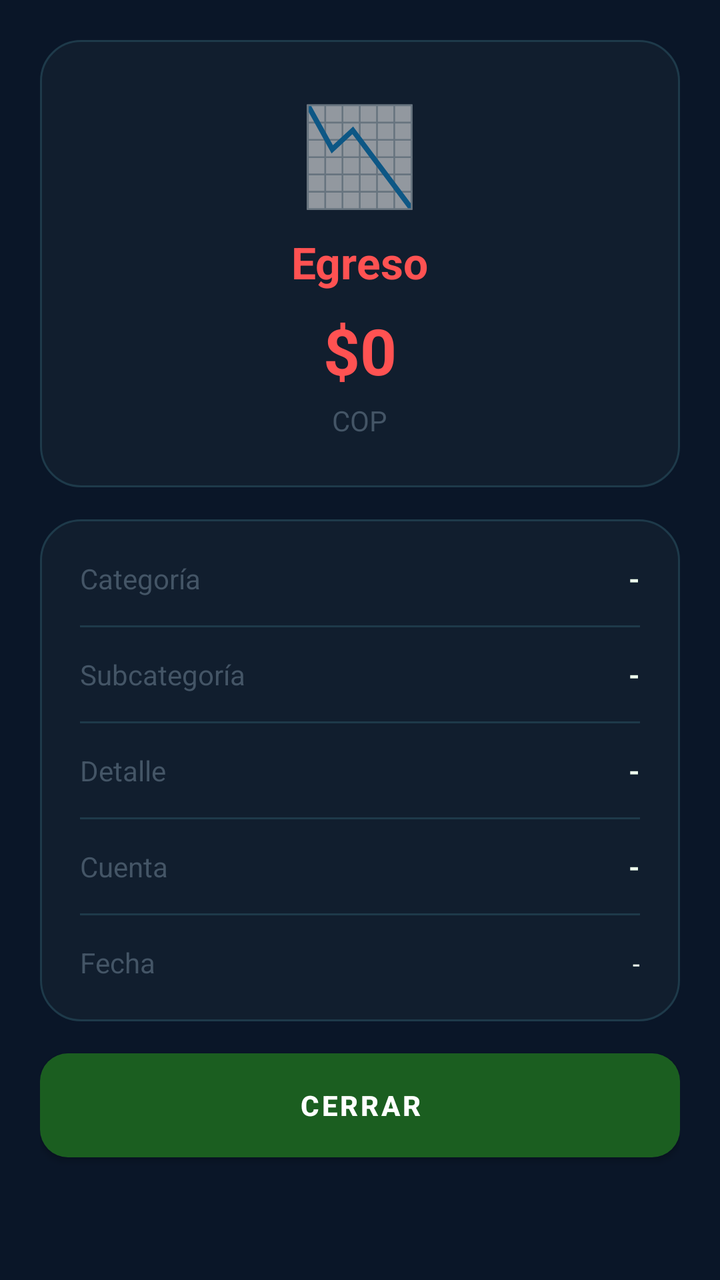
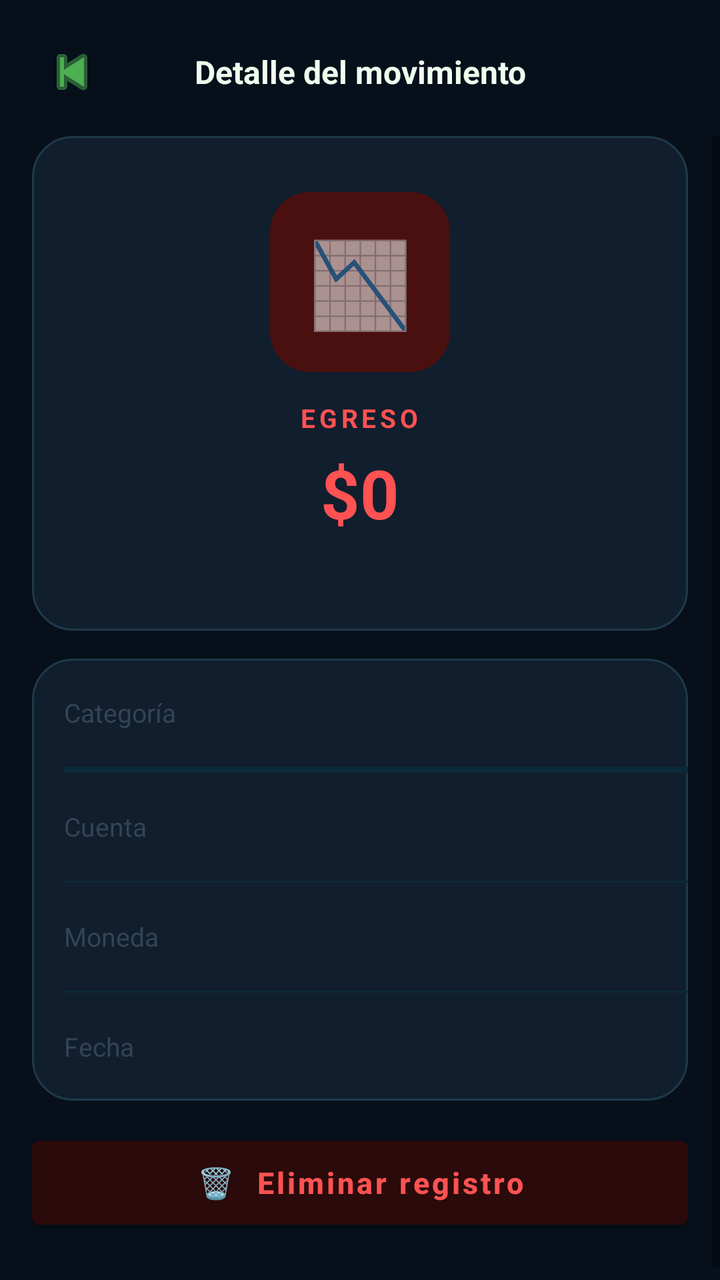

Two renders of the same Android screen: before a commit and after it. Below are the layout's source before the change and the commit's diff.
<!-- AndroidManifest.xml: application theme Theme.MiPrimeraApp -->
<!-- res/layout/activity_detalle_movimiento.xml -->
<?xml version="1.0" encoding="utf-8"?>
<LinearLayout xmlns:android="http://schemas.android.com/apk/res/android"
    android:layout_width="match_parent"
    android:layout_height="match_parent"
    android:orientation="vertical"
    android:background="#0A1628"
    android:padding="20dp">

    
    <LinearLayout android:layout_width="match_parent" android:layout_height="wrap_content"
        android:orientation="vertical" android:gravity="center"
        android:background="@drawable/finanzas_card_background"
        android:padding="24dp" android:layout_marginBottom="16dp">

        <TextView android:id="@+id/tvDetalleTipoEmoji"
            android:layout_width="wrap_content" android:layout_height="wrap_content"
            android:text="📉" android:textSize="48sp" android:layout_marginBottom="8dp"/>

        <TextView android:id="@+id/tvDetalleTipo"
            android:layout_width="wrap_content" android:layout_height="wrap_content"
            android:text="Egreso" android:textColor="#FF5252"
            android:textSize="22sp" android:textStyle="bold"/>

        <TextView android:id="@+id/tvDetalleValor"
            android:layout_width="wrap_content" android:layout_height="wrap_content"
            android:text="$0" android:textColor="#FF5252"
            android:textSize="32sp" android:textStyle="bold"
            android:layout_marginTop="8dp"/>

        <TextView android:id="@+id/tvDetalleMoneda"
            android:layout_width="wrap_content" android:layout_height="wrap_content"
            android:text="COP" android:textColor="#445566"
            android:textSize="14sp" android:layout_marginTop="4dp"/>
    </LinearLayout>

    
    <LinearLayout android:layout_width="match_parent" android:layout_height="wrap_content"
        android:orientation="vertical"
        android:background="@drawable/finanzas_card_background"
        android:padding="20dp" android:layout_marginBottom="16dp">

        
        <LinearLayout android:layout_width="match_parent" android:layout_height="wrap_content"
            android:orientation="horizontal" android:layout_marginBottom="14dp">
            <TextView android:layout_width="0dp" android:layout_height="wrap_content"
                android:layout_weight="1" android:text="Categoría"
                android:textColor="#445566" android:textSize="14sp"/>
            <TextView android:id="@+id/tvDetalleCategoria"
                android:layout_width="0dp" android:layout_height="wrap_content"
                android:layout_weight="1" android:text="-"
                android:textColor="#EEFFEE" android:textSize="14sp"
                android:textStyle="bold" android:gravity="end"/>
        </LinearLayout>

        <View android:layout_width="match_parent" android:layout_height="1dp"
            android:background="#1E3A4A" android:layout_marginBottom="14dp"/>

        <LinearLayout android:layout_width="match_parent" android:layout_height="wrap_content"
            android:orientation="horizontal" android:layout_marginBottom="14dp">
            <TextView android:layout_width="0dp" android:layout_height="wrap_content"
                android:layout_weight="1" android:text="Subcategoría"
                android:textColor="#445566" android:textSize="14sp"/>
            <TextView android:id="@+id/tvDetalleSubcat"
                android:layout_width="0dp" android:layout_height="wrap_content"
                android:layout_weight="1" android:text="-"
                android:textColor="#EEFFEE" android:textSize="14sp"
                android:textStyle="bold" android:gravity="end"/>
        </LinearLayout>

        <View android:layout_width="match_parent" android:layout_height="1dp"
            android:background="#1E3A4A" android:layout_marginBottom="14dp"/>

        <LinearLayout android:layout_width="match_parent" android:layout_height="wrap_content"
            android:orientation="horizontal" android:layout_marginBottom="14dp">
            <TextView android:layout_width="0dp" android:layout_height="wrap_content"
                android:layout_weight="1" android:text="Detalle"
                android:textColor="#445566" android:textSize="14sp"/>
            <TextView android:id="@+id/tvDetalleDetalle"
                android:layout_width="0dp" android:layout_height="wrap_content"
                android:layout_weight="1" android:text="-"
                android:textColor="#EEFFEE" android:textSize="14sp"
                android:textStyle="bold" android:gravity="end"/>
        </LinearLayout>

        <View android:layout_width="match_parent" android:layout_height="1dp"
            android:background="#1E3A4A" android:layout_marginBottom="14dp"/>

        <LinearLayout android:layout_width="match_parent" android:layout_height="wrap_content"
            android:orientation="horizontal" android:layout_marginBottom="14dp">
            <TextView android:layout_width="0dp" android:layout_height="wrap_content"
                android:layout_weight="1" android:text="Cuenta"
                android:textColor="#445566" android:textSize="14sp"/>
            <TextView android:id="@+id/tvDetalleCuenta"
                android:layout_width="0dp" android:layout_height="wrap_content"
                android:layout_weight="1" android:text="-"
                android:textColor="#EEFFEE" android:textSize="14sp"
                android:textStyle="bold" android:gravity="end"/>
        </LinearLayout>

        <View android:layout_width="match_parent" android:layout_height="1dp"
            android:background="#1E3A4A" android:layout_marginBottom="14dp"/>

        <LinearLayout android:layout_width="match_parent" android:layout_height="wrap_content"
            android:orientation="horizontal">
            <TextView android:layout_width="0dp" android:layout_height="wrap_content"
                android:layout_weight="1" android:text="Fecha"
                android:textColor="#445566" android:textSize="14sp"/>
            <TextView android:id="@+id/tvDetalleFecha"
                android:layout_width="0dp" android:layout_height="wrap_content"
                android:layout_weight="1" android:text="-"
                android:textColor="#EEFFEE" android:textSize="13sp"
                android:gravity="end"/>
        </LinearLayout>
    </LinearLayout>

    <Button android:id="@+id/btnCerrarDetalle"
        android:layout_width="match_parent" android:layout_height="52dp"
        android:text="CERRAR"
        android:textColor="#FFFFFF" android:textStyle="bold"
        android:background="@drawable/finanzas_btn_green"/>

</LinearLayout>
<!-- resources referenced by this layout -->
<resources>
  <!-- drawable finanzas_btn_green (drawable) -->
  <?xml version="1.0" encoding="utf-8"?>
  <shape xmlns:android="http://schemas.android.com/apk/res/android"
      android:shape="rectangle">
      <gradient
          android:startColor="#2E7D32"
          android:endColor="#1B5E20"
          android:angle="90" />
      <corners android:radius="14dp" />
  </shape>
  <!-- drawable finanzas_card_background (drawable) -->
  <?xml version="1.0" encoding="utf-8"?>
  <shape xmlns:android="http://schemas.android.com/apk/res/android"
      android:shape="rectangle">
      <solid android:color="#111E2E" />
      <corners android:radius="20dp" />
      <stroke android:width="1dp" android:color="#1E3A4A" />
  </shape>
  <style name="Theme.MiPrimeraApp" parent="Theme.MaterialComponents.DayNight.NoActionBar">
          <item name="colorPrimary">#1B5E20</item>
          <item name="colorPrimaryVariant">#2E7D32</item>
          <item name="colorOnPrimary">#FFFFFF</item>
          <item name="colorSecondary">#00BFA5</item>
          <item name="colorOnSecondary">#FFFFFF</item>
          <item name="android:statusBarColor">#0A1628</item>
          <item name="android:navigationBarColor">#0A1628</item>
          <item name="android:windowBackground">#0A1628</item>
      </style>
</resources>

<!-- the commit's change to res/layout/activity_detalle_movimiento.xml (unified diff, before → after) -->
@@ -1,122 +1,215 @@
 <?xml version="1.0" encoding="utf-8"?>
 <LinearLayout xmlns:android="http://schemas.android.com/apk/res/android"
+    xmlns:app="http://schemas.android.com/apk/res-auto"
     android:layout_width="match_parent"
     android:layout_height="match_parent"
     android:orientation="vertical"
-    android:background="#0A1628"
-    android:padding="20dp">
+    android:background="#060F1A">
 
     
-    <LinearLayout android:layout_width="match_parent" android:layout_height="wrap_content"
-        android:orientation="vertical" android:gravity="center"
-        android:background="@drawable/finanzas_card_background"
-        android:padding="24dp" android:layout_marginBottom="16dp">
-
-        <TextView android:id="@+id/tvDetalleTipoEmoji"
-            android:layout_width="wrap_content" android:layout_height="wrap_content"
-            android:text="📉" android:textSize="48sp" android:layout_marginBottom="8dp"/>
-
-        <TextView android:id="@+id/tvDetalleTipo"
-            android:layout_width="wrap_content" android:layout_height="wrap_content"
-            android:text="Egreso" android:textColor="#FF5252"
-            android:textSize="22sp" android:textStyle="bold"/>
-
-        <TextView android:id="@+id/tvDetalleValor"
-            android:layout_width="wrap_content" android:layout_height="wrap_content"
-            android:text="$0" android:textColor="#FF5252"
-            android:textSize="32sp" android:textStyle="bold"
-            android:layout_marginTop="8dp"/>
-
-        <TextView android:id="@+id/tvDetalleMoneda"
-            android:layout_width="wrap_content" android:layout_height="wrap_content"
-            android:text="COP" android:textColor="#445566"
-            android:textSize="14sp" android:layout_marginTop="4dp"/>
+    <LinearLayout
+        android:layout_width="match_parent"
+        android:layout_height="wrap_content"
+        android:orientation="horizontal"
+        android:gravity="center_vertical"
+        android:paddingStart="16dp"
+        android:paddingEnd="16dp"
+        android:paddingTop="16dp"
+        android:paddingBottom="12dp">
+
+        <ImageButton
+            android:id="@+id/btnVolverDetalle"
+            android:layout_width="40dp"
+            android:layout_height="40dp"
+            android:background="@null"
+            android:src="@android:drawable/ic_media_previous"
+            app:tint="#4CAF50" />
+        <TextView android:layout_width="0dp" android:layout_height="wrap_content"
+            android:layout_weight="1"
+            android:text="Detalle del movimiento"
+            android:textColor="#EEFFEE" android:textSize="16sp"
+            android:textStyle="bold" android:gravity="center"/>
+        <View android:layout_width="40dp" android:layout_height="40dp"/>
     </LinearLayout>
 
-    
-    <LinearLayout android:layout_width="match_parent" android:layout_height="wrap_content"
-        android:orientation="vertical"
-        android:background="@drawable/finanzas_card_background"
-        android:padding="20dp" android:layout_marginBottom="16dp">
-
-        
+    <ScrollView android:layout_width="match_parent" android:layout_height="0dp"
+        android:layout_weight="1" android:overScrollMode="never">
         <LinearLayout android:layout_width="match_parent" android:layout_height="wrap_content"
-            android:orientation="horizontal" android:layout_marginBottom="14dp">
-            <TextView android:layout_width="0dp" android:layout_height="wrap_content"
-                android:layout_weight="1" android:text="Categoría"
-                android:textColor="#445566" android:textSize="14sp"/>
-            <TextView android:id="@+id/tvDetalleCategoria"
-                android:layout_width="0dp" android:layout_height="wrap_content"
-                android:layout_weight="1" android:text="-"
-                android:textColor="#EEFFEE" android:textSize="14sp"
-                android:textStyle="bold" android:gravity="end"/>
+            android:orientation="vertical"
+            android:paddingStart="16dp" android:paddingEnd="16dp"
+            android:paddingBottom="20dp">
+
+            
+            <LinearLayout android:layout_width="match_parent" android:layout_height="wrap_content"
+                android:orientation="vertical" android:gravity="center"
+                android:background="@drawable/finanzas_card_background"
+                android:paddingTop="28dp" android:paddingBottom="24dp"
+                android:layout_marginBottom="14dp">
+
+                
+                <TextView android:id="@+id/tvDetalleTipoEmoji"
+                    android:layout_width="90dp" android:layout_height="90dp"
+                    android:gravity="center" android:text="📉" android:textSize="42sp"
+                    android:background="@drawable/finanzas_badge_egreso"/>
+
+                <TextView android:id="@+id/tvDetalleTipo"
+                    android:layout_width="wrap_content" android:layout_height="wrap_content"
+                    android:text="EGRESO" android:textColor="#FF5252"
+                    android:textSize="13sp" android:textStyle="bold"
+                    android:letterSpacing="0.15"
+                    android:layout_marginTop="14dp"/>
+
+                <TextView android:id="@+id/tvDetalleValor"
+                    android:layout_width="wrap_content" android:layout_height="wrap_content"
+                    android:text="$0" android:textColor="#FF5252"
+                    android:textSize="34sp" android:textStyle="bold"
+                    android:layout_marginTop="6dp"/>
+
+                <TextView android:id="@+id/tvDetalleFechaHeader"
+                    android:layout_width="wrap_content" android:layout_height="wrap_content"
+                    android:text="" android:textColor="#2A4A5A"
+                    android:textSize="12sp" android:layout_marginTop="6dp"/>
+            </LinearLayout>
+
+            
+            <LinearLayout android:layout_width="match_parent" android:layout_height="wrap_content"
+                android:orientation="vertical"
+                android:background="@drawable/finanzas_card_background"
+                android:layout_marginBottom="14dp">
+
+                <LinearLayout android:id="@+id/filaCategoria"
+                    android:layout_width="match_parent" android:layout_height="54dp"
+                    android:orientation="horizontal" android:gravity="center_vertical"
+                    android:paddingStart="16dp" android:paddingEnd="16dp">
+                    <TextView android:layout_width="0dp" android:layout_height="wrap_content"
+                        android:layout_weight="1" android:tag="label"
+                        android:text="Categoría" android:textColor="#334455"
+                        android:textSize="13sp"/>
+                    <TextView android:layout_width="wrap_content" android:layout_height="wrap_content"
+                        android:tag="value" android:text=""
+                        android:textColor="#EEFFEE" android:textSize="13sp"
+                        android:textStyle="bold" android:gravity="end"/>
+                </LinearLayout>
+
+                <View android:layout_width="match_parent" android:layout_height="1dp"
+                    android:background="#0D2A3A" android:layout_marginStart="16dp"/>
+
+                <LinearLayout android:id="@+id/filaSubcategoria"
+                    android:layout_width="match_parent" android:layout_height="54dp"
+                    android:orientation="horizontal" android:gravity="center_vertical"
+                    android:paddingStart="16dp" android:paddingEnd="16dp"
+                    android:visibility="gone">
+                    <TextView android:layout_width="0dp" android:layout_height="wrap_content"
+                        android:layout_weight="1" android:tag="label"
+                        android:text="Subcategoría" android:textColor="#334455"
+                        android:textSize="13sp"/>
+                    <TextView android:layout_width="wrap_content" android:layout_height="wrap_content"
+                        android:tag="value" android:text=""
+                        android:textColor="#EEFFEE" android:textSize="13sp"
+                        android:textStyle="bold" android:gravity="end"/>
+                </LinearLayout>
+
+                <View android:id="@+id/divSubcat"
+                    android:layout_width="match_parent" android:layout_height="1dp"
+                    android:background="#0D2A3A" android:layout_marginStart="16dp"
+                    android:visibility="gone"/>
+
+                <LinearLayout android:id="@+id/filaSubsubcategoria"
+                    android:layout_width="match_parent" android:layout_height="54dp"
+                    android:orientation="horizontal" android:gravity="center_vertical"
+                    android:paddingStart="16dp" android:paddingEnd="16dp"
+                    android:visibility="gone">
+                    <TextView android:layout_width="0dp" android:layout_height="wrap_content"
+                        android:layout_weight="1" android:tag="label"
+                        android:text="Detalle categ." android:textColor="#334455"
+                        android:textSize="13sp"/>
+                    <TextView android:layout_width="wrap_content" android:layout_height="wrap_content"
+                        android:tag="value" android:text=""
+                        android:textColor="#EEFFEE" android:textSize="13sp"
+                        android:textStyle="bold" android:gravity="end"/>
+                </LinearLayout>
+
+                <View android:layout_width="match_parent" android:layout_height="1dp"
+                    android:background="#0D2A3A" android:layout_marginStart="16dp"/>
+
+                <LinearLayout android:id="@+id/filaDetalle"
+                    android:layout_width="match_parent" android:layout_height="54dp"
+                    android:orientation="horizontal" android:gravity="center_vertical"
+                    android:paddingStart="16dp" android:paddingEnd="16dp"
+                    android:visibility="gone">
+                    <TextView android:layout_width="0dp" android:layout_height="wrap_content"
+                        android:layout_weight="1" android:tag="label"
+                        android:text="Descripción" android:textColor="#334455"
+                        android:textSize="13sp"/>
+                    <TextView android:layout_width="wrap_content" android:layout_height="wrap_content"
+                        android:tag="value" android:text=""
+                        android:textColor="#EEFFEE" android:textSize="13sp"
+                        android:textStyle="bold" android:gravity="end"/>
+                </LinearLayout>
+
+                <View android:layout_width="match_parent" android:layout_height="1dp"
+                    android:background="#0D2A3A" android:layout_marginStart="16dp"/>
+
+                <LinearLayout android:id="@+id/filaCuenta"
+                    android:layout_width="match_parent" android:layout_height="54dp"
+                    android:orientation="horizontal" android:gravity="center_vertical"
+                    android:paddingStart="16dp" android:paddingEnd="16dp">
+                    <TextView android:layout_width="0dp" android:layout_height="wrap_content"
+                        android:layout_weight="1" android:tag="label"
+                        android:text="Cuenta" android:textColor="#334455"
+                        android:textSize="13sp"/>
+                    <TextView android:layout_width="wrap_content" android:layout_height="wrap_content"
+                        android:tag="value" android:text=""
+                        android:textColor="#EEFFEE" android:textSize="13sp"
+                        android:textStyle="bold" android:gravity="end"/>
+                </LinearLayout>
+
+                <View android:layout_width="match_parent" android:layout_height="1dp"
+                    android:background="#0D2A3A" android:layout_marginStart="16dp"/>
+
+                <LinearLayout android:id="@+id/filaMoneda"
+                    android:layout_width="match_parent" android:layout_height="54dp"
+                    android:orientation="horizontal" android:gravity="center_vertical"
+                    android:paddingStart="16dp" android:paddingEnd="16dp">
+                    <TextView android:layout_width="0dp" android:layout_height="wrap_content"
+                        android:layout_weight="1" android:tag="label"
+                        android:text="Moneda" android:textColor="#334455"
+                        android:textSize="13sp"/>
+                    <TextView android:layout_width="wrap_content" android:layout_height="wrap_content"
+                        android:tag="value" android:text=""
+                        android:textColor="#EEFFEE" android:textSize="13sp"
+                        android:textStyle="bold" android:gravity="end"/>
+                </LinearLayout>
+
+                <View android:layout_width="match_parent" android:layout_height="1dp"
+                    android:background="#0D2A3A" android:layout_marginStart="16dp"/>
+
+                <LinearLayout android:id="@+id/filaFecha"
+                    android:layout_width="match_parent" android:layout_height="54dp"
+                    android:orientation="horizontal" android:gravity="center_vertical"
+                    android:paddingStart="16dp" android:paddingEnd="16dp">
+                    <TextView android:layout_width="0dp" android:layout_height="wrap_content"
+                        android:layout_weight="1" android:tag="label"
+                        android:text="Fecha" android:textColor="#334455"
+                        android:textSize="13sp"/>
+                    <TextView android:layout_width="wrap_content" android:layout_height="wrap_content"
+                        android:tag="value" android:text=""
+                        android:textColor="#AABBCC" android:textSize="13sp"
+                        android:gravity="end"/>
+                </LinearLayout>
+
+            </LinearLayout>
+
+            
+            <Button android:id="@+id/btnEliminarDetalle"
+                android:layout_width="match_parent" android:layout_height="54dp"
+                android:text="🗑  Eliminar registro"
+                android:textAllCaps="false" android:textColor="#FF5252"
+                android:textSize="15sp" android:textStyle="bold"
+                android:backgroundTint="#2A0A0A"
+                android:layout_marginBottom="8dp"/>
+
         </LinearLayout>
-
-        <View android:layout_width="match_parent" android:layout_height="1dp"
-            android:background="#1E3A4A" android:layout_marginBottom="14dp"/>
-
-        <LinearLayout android:layout_width="match_parent" android:layout_height="wrap_content"
-            android:orientation="horizontal" android:layout_marginBottom="14dp">
-            <TextView android:layout_width="0dp" android:layout_height="wrap_content"
-                android:layout_weight="1" android:text="Subcategoría"
-                android:textColor="#445566" android:textSize="14sp"/>
-            <TextView android:id="@+id/tvDetalleSubcat"
-                android:layout_width="0dp" android:layout_height="wrap_content"
-                android:layout_weight="1" android:text="-"
-                android:textColor="#EEFFEE" android:textSize="14sp"
-                android:textStyle="bold" android:gravity="end"/>
-        </LinearLayout>
-
-        <View android:layout_width="match_parent" android:layout_height="1dp"
-            android:background="#1E3A4A" android:layout_marginBottom="14dp"/>
-
-        <LinearLayout android:layout_width="match_parent" android:layout_height="wrap_content"
-            android:orientation="horizontal" android:layout_marginBottom="14dp">
-            <TextView android:layout_width="0dp" android:layout_height="wrap_content"
-                android:layout_weight="1" android:text="Detalle"
-                android:textColor="#445566" android:textSize="14sp"/>
-            <TextView android:id="@+id/tvDetalleDetalle"
-                android:layout_width="0dp" android:layout_height="wrap_content"
-                android:layout_weight="1" android:text="-"
-                android:textColor="#EEFFEE" android:textSize="14sp"
-                android:textStyle="bold" android:gravity="end"/>
-        </LinearLayout>
-
-        <View android:layout_width="match_parent" android:layout_height="1dp"
-            android:background="#1E3A4A" android:layout_marginBottom="14dp"/>
-
-        <LinearLayout android:layout_width="match_parent" android:layout_height="wrap_content"
-            android:orientation="horizontal" android:layout_marginBottom="14dp">
-            <TextView android:layout_width="0dp" android:layout_height="wrap_content"
-                android:layout_weight="1" android:text="Cuenta"
-                android:textColor="#445566" android:textSize="14sp"/>
-            <TextView android:id="@+id/tvDetalleCuenta"
-                android:layout_width="0dp" android:layout_height="wrap_content"
-                android:layout_weight="1" android:text="-"
-                android:textColor="#EEFFEE" android:textSize="14sp"
-                android:textStyle="bold" android:gravity="end"/>
-        </LinearLayout>
-
-        <View android:layout_width="match_parent" android:layout_height="1dp"
-            android:background="#1E3A4A" android:layout_marginBottom="14dp"/>
-
-        <LinearLayout android:layout_width="match_parent" android:layout_height="wrap_content"
-            android:orientation="horizontal">
-            <TextView android:layout_width="0dp" android:layout_height="wrap_content"
-                android:layout_weight="1" android:text="Fecha"
-                android:textColor="#445566" android:textSize="14sp"/>
-            <TextView android:id="@+id/tvDetalleFecha"
-                android:layout_width="0dp" android:layout_height="wrap_content"
-                android:layout_weight="1" android:text="-"
-                android:textColor="#EEFFEE" android:textSize="13sp"
-                android:gravity="end"/>
-        </LinearLayout>
-    </LinearLayout>
-
-    <Button android:id="@+id/btnCerrarDetalle"
-        android:layout_width="match_parent" android:layout_height="52dp"
-        android:text="CERRAR"
-        android:textColor="#FFFFFF" android:textStyle="bold"
-        android:background="@drawable/finanzas_btn_green"/>
+    </ScrollView>
 
 </LinearLayout>
<!-- resource entries referenced after the edit -->
@@ -1,14 +1,11 @@
 <!-- resources referenced by this layout -->
 <resources>
-  <!-- drawable finanzas_btn_green (drawable) -->
+  <!-- drawable finanzas_badge_egreso (drawable) -->
   <?xml version="1.0" encoding="utf-8"?>
   <shape xmlns:android="http://schemas.android.com/apk/res/android"
       android:shape="rectangle">
-      <gradient
-          android:startColor="#2E7D32"
-          android:endColor="#1B5E20"
-          android:angle="90" />
-      <corners android:radius="14dp" />
+      <solid android:color="#4A1010" />
+      <corners android:radius="20dp" />
   </shape>
   <!-- drawable finanzas_card_background (drawable) -->
   <?xml version="1.0" encoding="utf-8"?>
